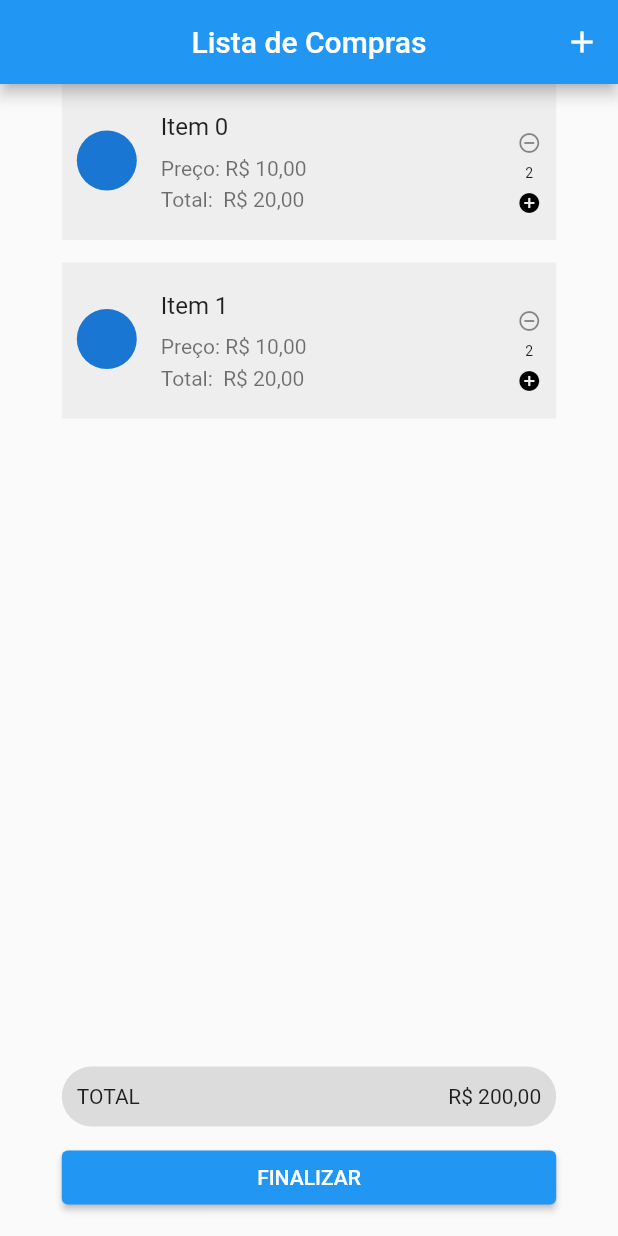
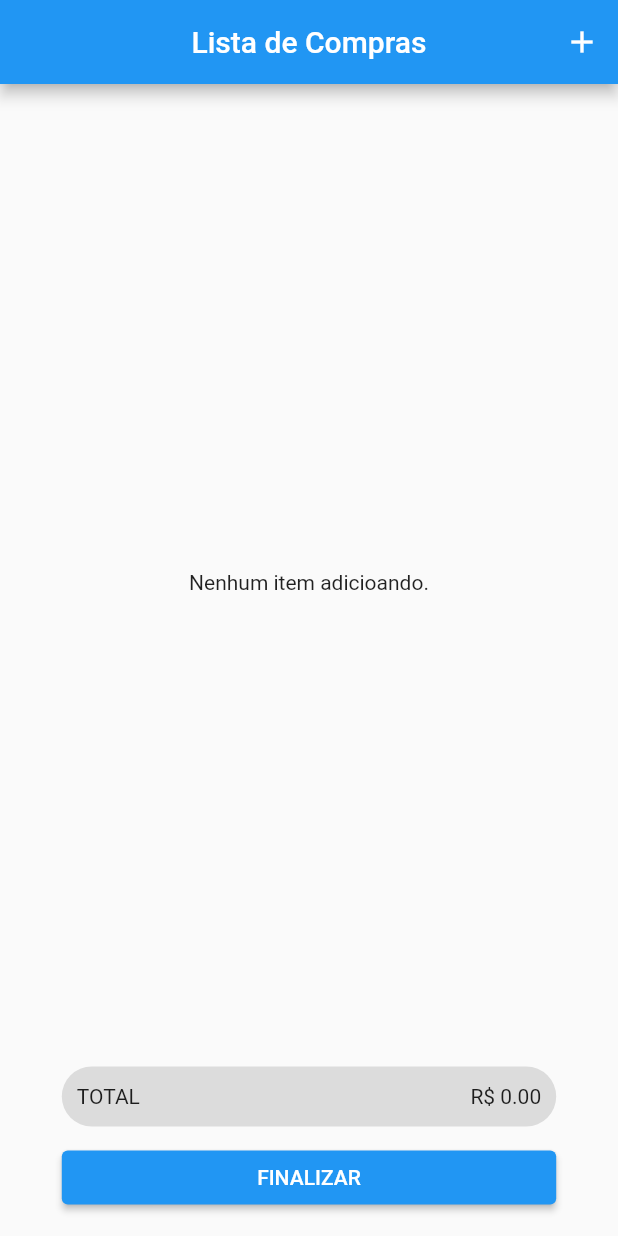
Before and after one commit to mateusmeds/lista_compras_mercado, a Flutter app: the screen it shows after launch, on a phone screen of 412 x 824 dp. Run offline on Flutter 3.47's test engine with Material 2 defaults, Android fonts, the phone set to English and light mode, and no system bars; our stand-ins replace flutter_bloc.

Commit message:
Adicionado dados dinâmicos

```diff
--- /dev/null
+++ b/lib/app/presentation/product_list/bloc/product_list_cubit.dart
@@ -0,0 +1,27 @@
+import 'package:flutter_bloc/flutter_bloc.dart';
+import 'package:lista_compras_mercado/app/domain/entities/product_entity.dart';
+
+class ProductListCubit extends Cubit<List<ProductEntity>> {
+  ProductListCubit(List<ProductEntity> productEntityList)
+      : super(productEntityList);
+
+  double get totalValue {
+    return state.fold<double>(
+        0, (previousValue, element) => previousValue + element.totalPrice);
+  }
+
+  void add(ProductEntity productEntity) {
+    state.add(productEntity);
+    emit(List.of(state));
+  }
+
+  void incrementProduct(int index) {
+    state[index].add();
+    emit(List.of(state));
+  }
+
+  void decrementProduct(int index) {
+    state[index].remove();
+    emit(List.of(state));
+  }
+}
--- a/lib/app/presentation/product_list/pages/product_list_page.dart
+++ b/lib/app/presentation/product_list/pages/product_list_page.dart
@@ -1,4 +1,8 @@
 import 'package:flutter/material.dart';
+import 'package:flutter_bloc/flutter_bloc.dart';
+import 'package:lista_compras_mercado/app/domain/entities/product_entity.dart';
+import 'package:lista_compras_mercado/app/presentation/product_list/bloc/product_list_cubit.dart';
+import 'package:lista_compras_mercado/app/presentation/product_list/pages/form_product_page.dart';
 
 class ProductListPage extends StatefulWidget {
   const ProductListPage({Key? key}) : super(key: key);
@@ -8,6 +12,15 @@ class ProductListPage extends StatefulWidget {
 }
 
 class _ProductListPageState extends State<ProductListPage> {
+  late List<ProductEntity> _productEntityList;
+  late ProductListCubit _productListCubit;
+  @override
+  void initState() {
+    _productEntityList = [];
+    _productListCubit = ProductListCubit(_productEntityList);
+    super.initState();
+  }
+
   @override
   Widget build(BuildContext context) {
     return Scaffold(
@@ -16,39 +29,66 @@ class _ProductListPageState extends State<ProductListPage> {
         centerTitle: true,
         actions: [
           IconButton(
-            onPressed: () {},
-            icon: Icon(Icons.add),
+            onPressed: () {
+              Navigator.push(context,
+                  MaterialPageRoute(builder: (BuildContext context) {
+                return FormProductPage(_productListCubit);
+              }));
+            },
+            icon: const Icon(Icons.add),
             splashRadius: 20,
           )
         ],
       ),
       body: LayoutBuilder(
         builder: (context, constraints) => Center(
-          child: Container(
+          child: SizedBox(
             width: constraints.maxWidth * 0.8,
             child: Column(
               children: [
+                SizedBox(
+                  height: 20,
+                ),
                 Expanded(
-                  child: ListView.builder(
-                    itemCount: 2,
-                    itemBuilder: (context, index) => Container(
-                      margin: EdgeInsets.only(bottom: 15),
+                  child: BlocBuilder<ProductListCubit, List<ProductEntity>>(
+                    bloc: _productListCubit,
+                    builder: (context, state) {
+                      if (state.isEmpty) {
+                        return Center(
+                          child: Text('Nenhum item adicioando.'),
+                        );
+                      }
+                      return ListView.builder(
+                          itemCount: state.length,
+                          itemBuilder: (context, index) {
+                            ProductEntity productEntity = state[index];
+                            return Container(
+                              margin: const EdgeInsets.only(bottom: 15),
+                              child: Card(
                                 child: ListTile(
-                        contentPadding:
-                            EdgeInsets.symmetric(vertical: 15, horizontal: 10),
-                        tileColor: Colors.grey[200],
-                        leading: CircleAvatar(),
-                        title: Text('Item $index'),
+                                  contentPadding: const EdgeInsets.symmetric(
+                                    vertical: 15,
+                                    horizontal: 10,
+                                  ),
+                                  title: Text(
+                                    productEntity.name,
+                                    maxLines: 2,
+                                    style: TextStyle(
+                                        overflow: TextOverflow.ellipsis),
+                                  ),
                                   subtitle: Container(
-                          margin: EdgeInsets.only(top: 10),
+                                    margin: const EdgeInsets.only(top: 10),
                                     child: Column(
-                            crossAxisAlignment: CrossAxisAlignment.start,
+                                      crossAxisAlignment:
+                                          CrossAxisAlignment.start,
                                       children: [
-                              Text('Preço: R\$ 10,00'),
-                              SizedBox(
+                                        Text(
+                                            'Preço: R\$ ${productEntity.price.toStringAsFixed(2)}'),
+                                        const SizedBox(
                                           height: 5,
                                         ),
-                              Text('Total:  R\$ 20,00'),
+                                        Text(
+                                            'Total: R\$ ${productEntity.totalPrice.toStringAsFixed(2)}'),
                                       ],
                                     ),
                                   ),
@@ -56,51 +96,68 @@ class _ProductListPageState extends State<ProductListPage> {
                                     child: Column(
                                       children: [
                                         InkWell(
-                                child: Icon(
+                                          child: const Icon(
                                             Icons.remove_circle_outline,
                                           ),
-                                onTap: () {},
+                                          onTap: () {
+                                            _productListCubit
+                                                .decrementProduct(index);
+                                          },
                                         ),
                                         Container(
-                                  margin: EdgeInsets.symmetric(vertical: 10),
-                                  child: Text('2')),
+                                            margin: const EdgeInsets.symmetric(
+                                                vertical: 10),
+                                            child: Text(
+                                                '${productEntity.quantity}')),
                                         InkWell(
-                                child: Icon(
+                                          child: const Icon(
                                             Icons.add_circle,
                                             color: Colors.black,
                                           ),
-                                onTap: () {},
+                                          onTap: () {
+                                            _productListCubit
+                                                .incrementProduct(index);
+                                          },
                                         ),
                                       ],
                                     ),
                                   ),
                                 ),
                               ),
+                            );
+                          });
+                    },
                   ),
                 ),
-                Container(
+                BlocBuilder<ProductListCubit, List<ProductEntity>>(
+                    bloc: _productListCubit,
+                    builder: (context, state) {
+                      return Container(
                         height: 40,
-                  margin: EdgeInsets.only(top: 10, bottom: 10),
-                  padding: EdgeInsets.symmetric(
+                        margin: const EdgeInsets.only(top: 10, bottom: 10),
+                        padding: const EdgeInsets.symmetric(
                           horizontal: 10,
                         ),
                         decoration: BoxDecoration(
                           color: Colors.black12,
-                      borderRadius: BorderRadius.circular(50)),
+                          borderRadius: BorderRadius.circular(50),
+                        ),
                         child: Row(
                           mainAxisAlignment: MainAxisAlignment.spaceBetween,
                           children: [
                             Text('TOTAL'),
-                      Text('R\$ 200,00'),
+                            Text(
+                                'R\$ ${_productListCubit.totalValue.toStringAsFixed(2)}'),
                           ],
                         ),
-                ),
+                      );
+                    }),
                 Container(
-                  margin: EdgeInsets.only(bottom: 15),
+                  margin: const EdgeInsets.only(bottom: 15),
                   width: constraints.maxWidth * 0.8,
                   child: ElevatedButton(
                     onPressed: () {},
-                    child: Text('FINALIZAR'),
+                    child: const Text('FINALIZAR'),
                   ),
                 ),
               ],
```
Lines whose indentation alone changed are shown as unchanged.
